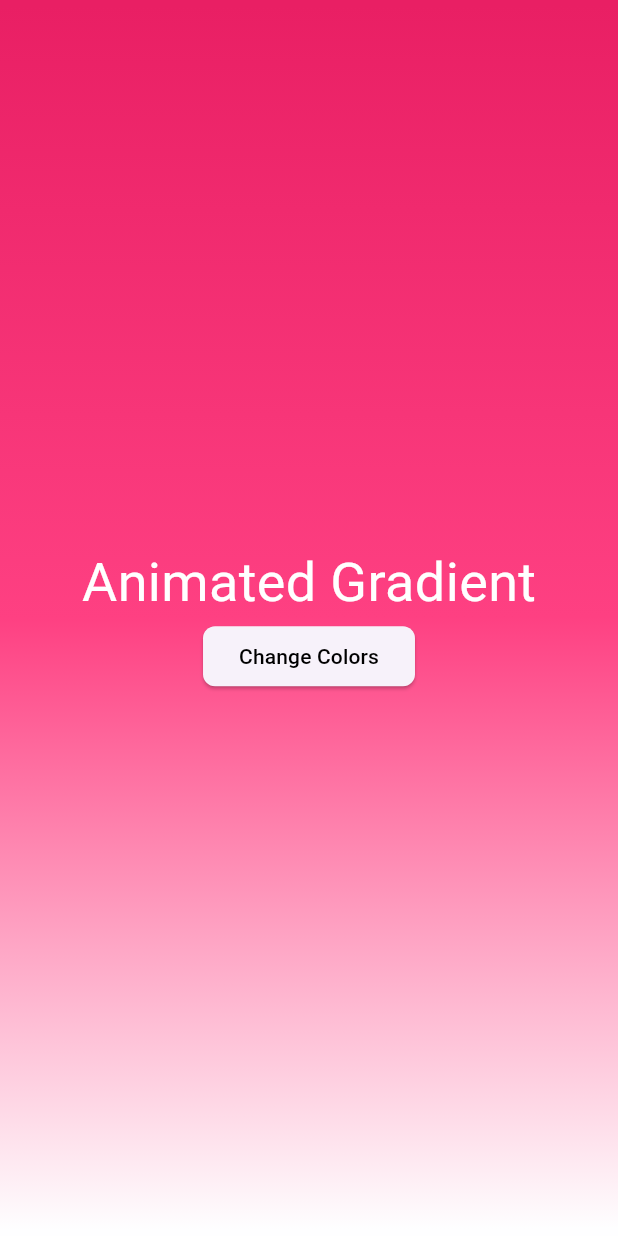
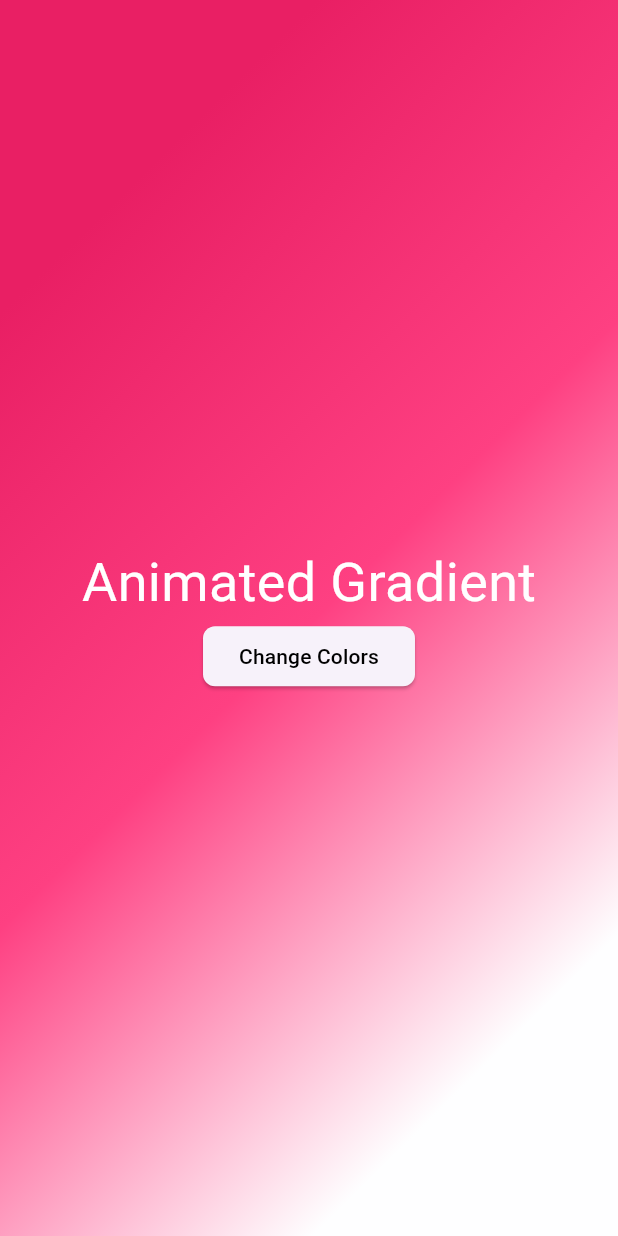
Before and after one commit to Vikaskumar75/Animated-Gradient, a Flutter app: the screen it shows after launch, on a phone screen of 412 x 824 dp. Run offline on Flutter 3.47's test engine with Material 3 defaults, Android fonts, the phone set to English and light mode, and no system bars.

Commit message:
added support for alignment geometry

```diff
--- a/example/lib/main.dart
+++ b/example/lib/main.dart
@@ -27,24 +27,25 @@ class App extends StatefulWidget {
 class _AppState extends State<App> {
   bool isChanged = false;
   List<Color> primaryColors = const [
+    Colors.white,
+    Colors.pinkAccent,
     Colors.pink,
-    Colors.pinkAccent,
-    Colors.white,
   ];
   List<Color> secondaryColors = const [
+    Colors.blue,
+    Colors.blueAccent,
     Colors.white,
-    Colors.blueAccent,
-    Colors.blue,
   ];
 
   @override
   Widget build(BuildContext context) {
     return Scaffold(
       body: AnimateGradient(
-        primaryBegin: Alignment.topLeft,
-        primaryEnd: Alignment.bottomLeft,
-        secondaryBegin: Alignment.bottomLeft,
-        secondaryEnd: Alignment.topRight,
+        primaryBeginGeometry: const AlignmentDirectional(0, 1),
+        primaryEndGeometry: const AlignmentDirectional(0, 2),
+        secondaryBeginGeometry: const AlignmentDirectional(2, 0),
+        secondaryEndGeometry: const AlignmentDirectional(0, -0.8),
+        textDirectionForGeometry: TextDirection.rtl,
         primaryColors: primaryColors,
         secondaryColors: secondaryColors,
         child: Center(
--- a/lib/animate_gradient_widget.dart
+++ b/lib/animate_gradient_widget.dart
@@ -10,6 +10,11 @@ class AnimateGradient extends StatefulWidget {
     this.primaryEnd = Alignment.topRight,
     this.secondaryBegin = Alignment.bottomLeft,
     this.secondaryEnd = Alignment.bottomRight,
+    this.primaryBeginGeometry,
+    this.primaryEndGeometry,
+    this.secondaryBeginGeometry,
+    this.secondaryEndGeometry,
+    this.textDirectionForGeometry = TextDirection.ltr,
     this.controller,
     this.duration = const Duration(seconds: 4),
     this.animateAlignments = true,
@@ -46,6 +51,30 @@ class AnimateGradient extends StatefulWidget {
   /// [secondaryEnd]: This is end [Alignment] for [secondaryColors].
   /// By default its value is [Alignment.bottomRight]
   final Alignment secondaryEnd;
+
+  /// Alternatively you can use [primaryBeginGeometry] over [primaryBegin] for better control over alignments
+  /// These are really useful for when you are builing an [rtl] app.
+  /// [primaryBeginGeometry] will have higher priority than [primaryBegin]
+  final AlignmentGeometry? primaryBeginGeometry;
+
+  /// Alternatively you can use [primaryEndGeometry] over [primaryEnd] for better control over alignments
+  /// These are really useful for when you are builing an [rtl] app.
+  /// [primaryEndGeometry] will have higher priority than [primaryEnd]
+  final AlignmentGeometry? primaryEndGeometry;
+
+  /// Alternatively you can use [secondaryBeginGeometry] over [secondaryBegin] for better control over alignments
+  /// These are really useful for when you are builing an [rtl] app.
+  /// [secondaryBeginGeometry] will have higher priority than [secondaryBegin]
+  final AlignmentGeometry? secondaryBeginGeometry;
+
+  /// Alternatively you can use [secondaryEndGeometry] over [secondaryEnd] for better control over alignments
+  /// These are really useful for when you are builing an [rtl] app.
+  /// [secondaryEndGeometry] will have higher priority than [secondaryEnd]
+  final AlignmentGeometry? secondaryEndGeometry;
+
+  /// This is the [TextDirection] which is gonna be used to resolve [AlignmentGeometry] passed through
+  /// [primaryBeginGeometry], [primaryEndGeometry], [secondaryBeginGeometry], [secondaryEndGeometry]
+  final TextDirection textDirectionForGeometry;
 
   /// [animateAlignments]: set to false if you don't want to animate the alignments.
   /// This can provide you way cooler animations
@@ -144,13 +173,26 @@ class _AnimateGradientState extends State<AnimateGradient>
   }
 
   void _setAlignmentTweens() {
+    final primaryBeginGeometry = widget.primaryBeginGeometry?.resolve(
+      widget.textDirectionForGeometry,
+    );
+    final primaryEndGeometry = widget.primaryEndGeometry?.resolve(
+      widget.textDirectionForGeometry,
+    );
+    final secondaryBeginGeometry = widget.secondaryBeginGeometry?.resolve(
+      widget.textDirectionForGeometry,
+    );
+    final secondaryEndGeometry = widget.secondaryEndGeometry?.resolve(
+      widget.textDirectionForGeometry,
+    );
+
     begin = AlignmentTween(
-      begin: widget.primaryBegin,
-      end: widget.primaryEnd,
+      begin: primaryBeginGeometry ?? widget.primaryBegin,
+      end: primaryEndGeometry ?? widget.primaryEnd,
     );
     end = AlignmentTween(
-      begin: widget.secondaryBegin,
-      end: widget.secondaryEnd,
+      begin: secondaryBeginGeometry ?? widget.secondaryBegin,
+      end: secondaryEndGeometry ?? widget.secondaryEnd,
     );
   }
 
--- a/pubspec.yaml
+++ b/pubspec.yaml
@@ -1,6 +1,6 @@
 name: animate_gradient
 description: This Package lets you make animated gradients without any hassle. Just pass the primary and secondary colors and you're done.
-version: 0.0.2
+version: 0.0.3
 homepage: https://github.com/Vikaskumar75/Animated-Container
 
 environment:
```
Also changed, not shown: 2 other files.
